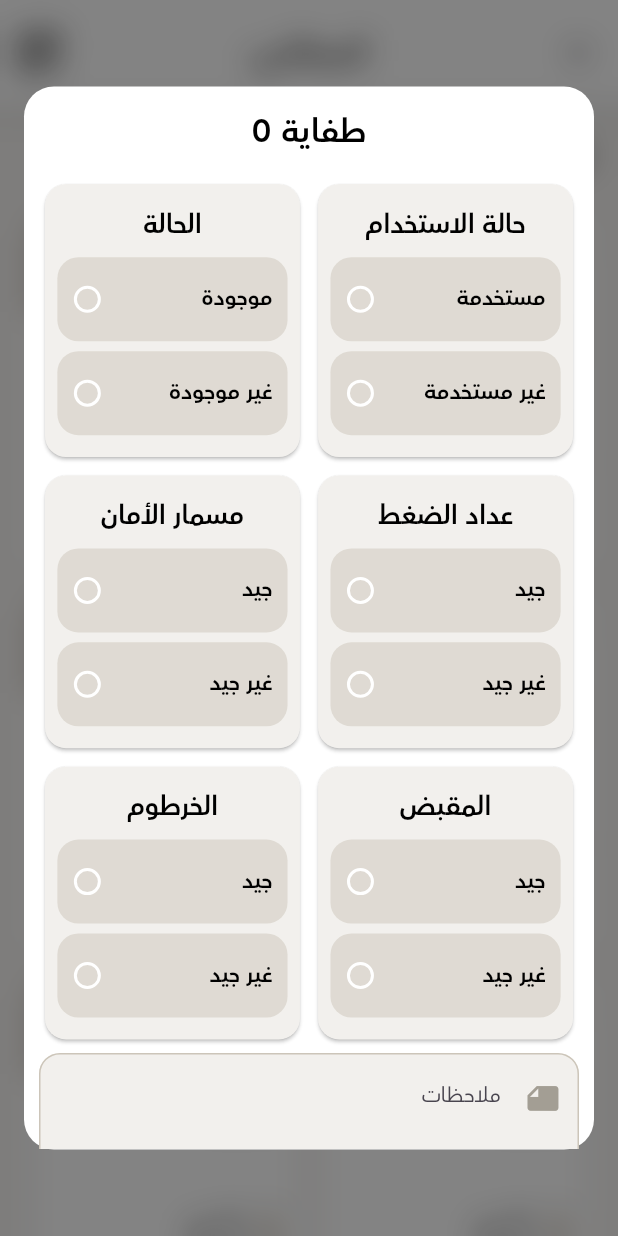
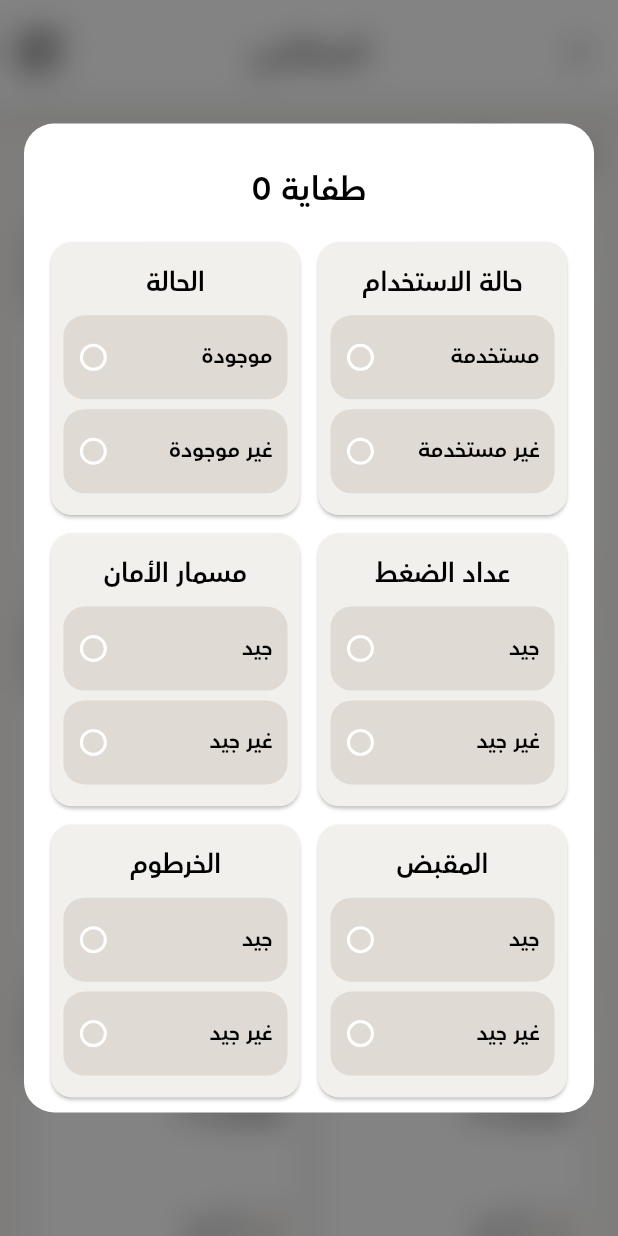
Before and after one commit to Zonetto/fire_detection_flutter, a Flutter app: the NotDiscoverScreen screen opened directly, after a tap on an icon or button, on a phone screen of 412 x 824 dp. Run offline on Flutter 3.47's test engine with Material 3 defaults, Android fonts, the phone set to English and light mode, and no system bars; our stand-ins replace device_preview, flutter_bloc; missing offline and left inert: flutter_barcode_scanner.

Commit message:
UPD Fix Alert

```diff
--- a/lib/utils/my_alert_dialog.dart
+++ b/lib/utils/my_alert_dialog.dart
@@ -40,10 +40,15 @@ myAlertDialog({
                 shape: RoundedRectangleBorder(
                   borderRadius: BorderRadius.circular(20.0),
                 ),
+                child: ConstrainedBox(
+                  constraints: BoxConstraints(
+                    maxHeight: screenHeight * 0.8,
+                  ),
                   child: SingleChildScrollView(
-                  child: Container(
-                    padding: const EdgeInsets.symmetric(horizontal: 10),
+                    child: Padding(
+                      padding: const EdgeInsets.all(14.0),
                       child: Column(
+                        mainAxisSize: MainAxisSize.min,
                         children: [
                           // title
                           Container(
@@ -70,11 +75,10 @@ myAlertDialog({
                                     crossAxisSpacing:
                                         Dimensions.screenWidth(context) * 0.01,
                                     mainAxisExtent: 190.0,
-                                  // mainAxisExtent:
-                                  //     Dimensions.screenHeight(context) * 0.25,
                                   ),
                                   itemCount: dialogCardList.length,
-                                itemBuilder: (BuildContext context, int index) {
+                                  itemBuilder:
+                                      (BuildContext context, int index) {
                                     return CardRadioWidget(
                                       dialogCardList: dialogCardList[index],
                                       onChangedFirst: (String? value) {
@@ -105,7 +109,7 @@ myAlertDialog({
                               ),
                             ],
                           ),
-                        const SizedBox(height: 5),
+                          const SizedBox(height: 10),
                           const TextFormFiledWidget(
                             textInputType: TextInputType.text,
                             hintText: "ملاحظات",
@@ -127,7 +131,9 @@ myAlertDialog({
                                 ),
                                 ButtonElevatedWidget(
                                   title: "الغاء",
-                                onPressed: () {},
+                                  onPressed: () {
+                                    Navigator.pop(context);
+                                  },
                                   backgroundColor: AppColor.white,
                                   textColor: AppColor.black,
                                 ),
@@ -139,6 +145,7 @@ myAlertDialog({
                     ),
                   ),
                 ),
+              ),
             ],
           );
         },
```
Lines whose indentation alone changed are shown as unchanged.
